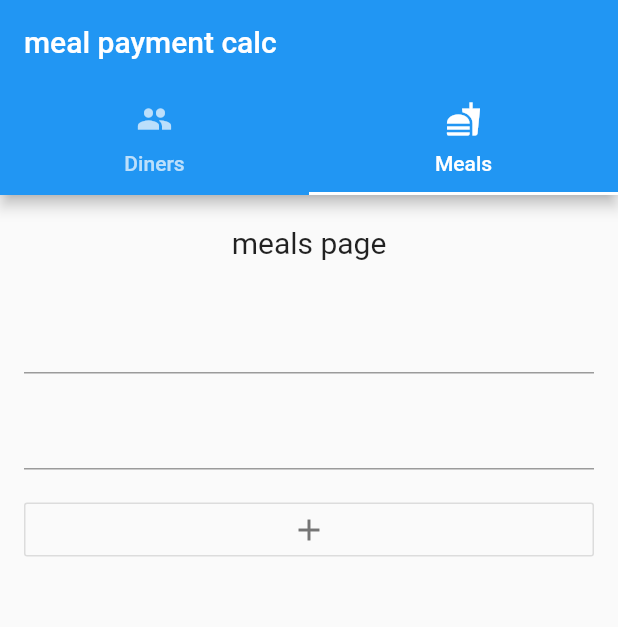
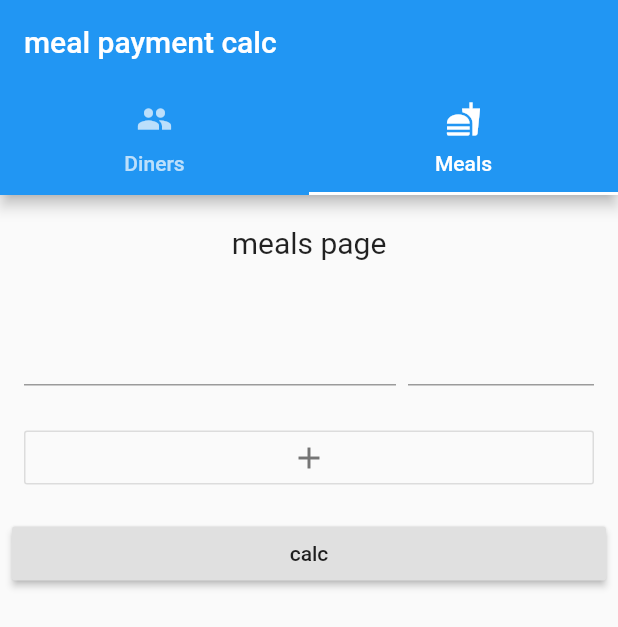
Before and after one commit to ShalevNehorai/mealPaymantCulculator, a Flutter app: the screen it shows after launch, tab 2 chosen, on a phone screen of 412 x 824 dp. Shown: the top 627 px of the screen. Run offline on Flutter 3.47's test engine with Material 2 defaults, Android fonts, the phone set to English and light mode, and no system bars; our stand-ins replace fluttertoast.

Commit message:
make meal field text the same row and change the toggle buttons to be the diners names

```diff
--- a/lib/main.dart
+++ b/lib/main.dart
@@ -15,7 +15,7 @@ class Home extends StatefulWidget{
 }
 
 class AppState extends State<Home>{
-  final List<bool> isSelected = [false, false, false];
+  final List<bool> isSelected = [false];
 
   final tECDinerName = TextEditingController();
   final tECMealsName = TextEditingController();
@@ -86,6 +86,7 @@ class AppState extends State<Home>{
                           onPressed: () {
                             setState(() {
                               _diners.removeAt(i);
+                              isSelected.removeAt(i);
                             });
                           },
                         ),
@@ -102,7 +103,7 @@ class AppState extends State<Home>{
           ),
           Padding(
             padding: const EdgeInsets.symmetric(vertical: 8.0, horizontal: 16.0),
-            child: OutlineButton(
+            child: OutlineButton(//TODO check that every person have uniqe name
               splashColor: Colors.cyan,
               child: Icon(
                 Icons.person_add,
@@ -113,6 +114,7 @@ class AppState extends State<Home>{
                 if (name.isNotEmpty) {
                   setState(() {
                     _diners.add(new Person(name));
+                    isSelected.add(false);
                     tECDinerName.clear();
                   });
                 }
@@ -133,6 +135,7 @@ class AppState extends State<Home>{
   Widget getMealsPage(BuildContext context){//meals page
     return Scaffold(
       body: ListView(
+        shrinkWrap: true,
         children: <Widget>[
           Container(
             alignment: Alignment.topCenter,
@@ -151,17 +154,13 @@ class AppState extends State<Home>{
             itemCount: _meals.length,
             itemBuilder: (context, i){
               final meal = _meals[i];
-              //final List<bool> isSelected = new List<bool>(_diners.length);
+              final toggleButtonList = _diners.map((diner) => Text('${diner.name}')).toList();
+              toggleButtonList.insert(0, Text('all'));
               return ListTile(
                 leading: Text(meal.name),
                 title: ToggleButtons(
-                  children: <Widget>[
-                    Text('all'),
-                    Text('first'),
-                    Text('Second'),
-                  ],
+                  children: toggleButtonList,
                   onPressed: (int index) {
-                    setState(() {
                     setState(() {
                       isSelected[index] = !isSelected[index];
                       bool isAllSelected = true;
@@ -175,8 +174,13 @@ class AppState extends State<Home>{
                         }
                       }
                       isSelected[0] = isAllSelected;
+                      if (isSelected[index]) {
+                        meal.addEater(_diners[index-1]);
+                      } else {
+                        meal.removeEater(_diners[index-1]);
+                      }
                     });
-                    });
+                    meal.printEaters();
                   },
                   isSelected: isSelected,
                 ),
@@ -192,18 +196,26 @@ class AppState extends State<Home>{
             }
           ),
           Padding(
-            padding: const EdgeInsets.symmetric(vertical: 8.0, horizontal: 16.0),
+            padding: const EdgeInsets.all(16.0),
+            child: Row(
+              children: <Widget>[
+                Flexible(
+                  flex: 4,
                   child: TextField(
                     controller: tECMealsName,
                   ),
                 ),
-          Padding(
-            padding: const EdgeInsets.symmetric(vertical: 8.0, horizontal: 16.0),
+                Padding(padding: const EdgeInsets.symmetric(horizontal: 4.0, vertical: 0.0),),
+                Flexible(
+                  flex: 2,
                   child: TextField(
                     keyboardType: TextInputType.numberWithOptions(decimal: true),
                     controller: tECMealsPrice,
                     inputFormatters: <TextInputFormatter>[
                       BlacklistingTextInputFormatter(new RegExp('[\\-|\\ |\\,]')),
+                    ],
+                  ),
+                ),
               ],
             ),
           ),
@@ -237,6 +249,18 @@ class AppState extends State<Home>{
               },
             ),
           ),
+          Padding(
+            padding: const EdgeInsets.all(8.0),
+            child: RaisedButton(
+              child: Text('calc'),
+              onPressed: () {
+                setState(() {
+                  _diners.forEach((element) {element.resetPayment();});
+                  _meals.forEach((element) {element.addMealPriceToEatersPayment();});
+                });
+              },
+            ),
+          )
         ],
       ),
     );
--- a/lib/meal.dart
+++ b/lib/meal.dart
@@ -43,4 +43,9 @@ class Meal{
   String toString(){
     return "name: " + name + " price: " + price.toString();
   }
+
+  void printEaters(){
+    print('$name');
+    _eaters.forEach((element) {print(element.name);});
+  }
 }
```
Lines whose indentation alone changed are shown as unchanged.
